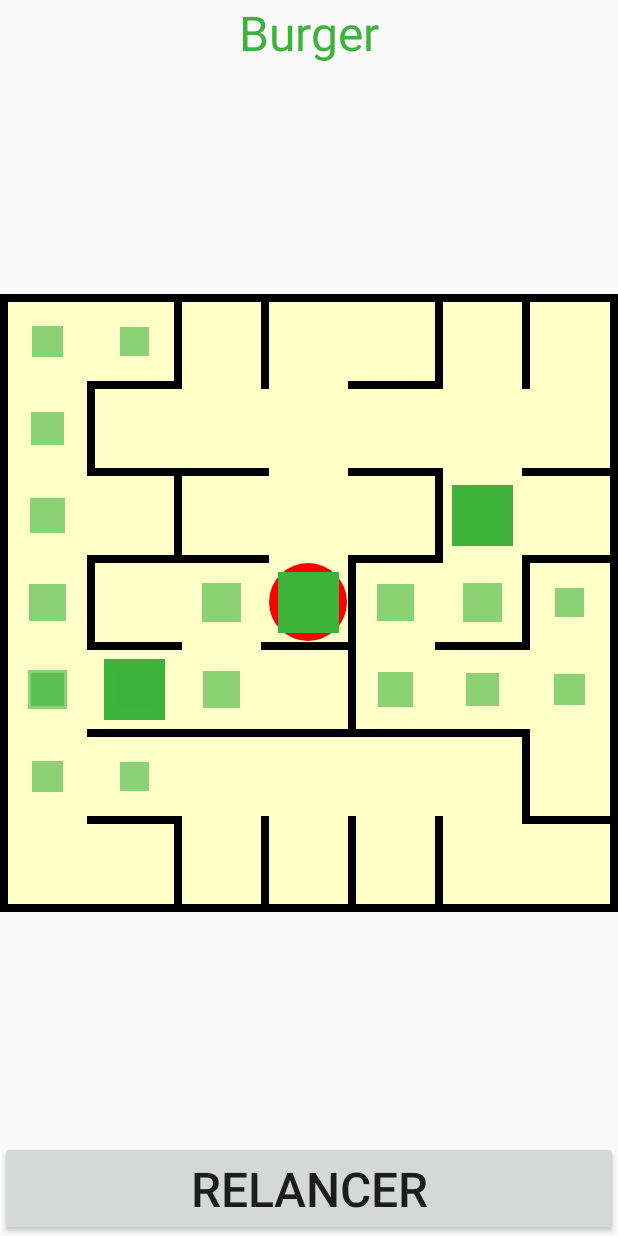
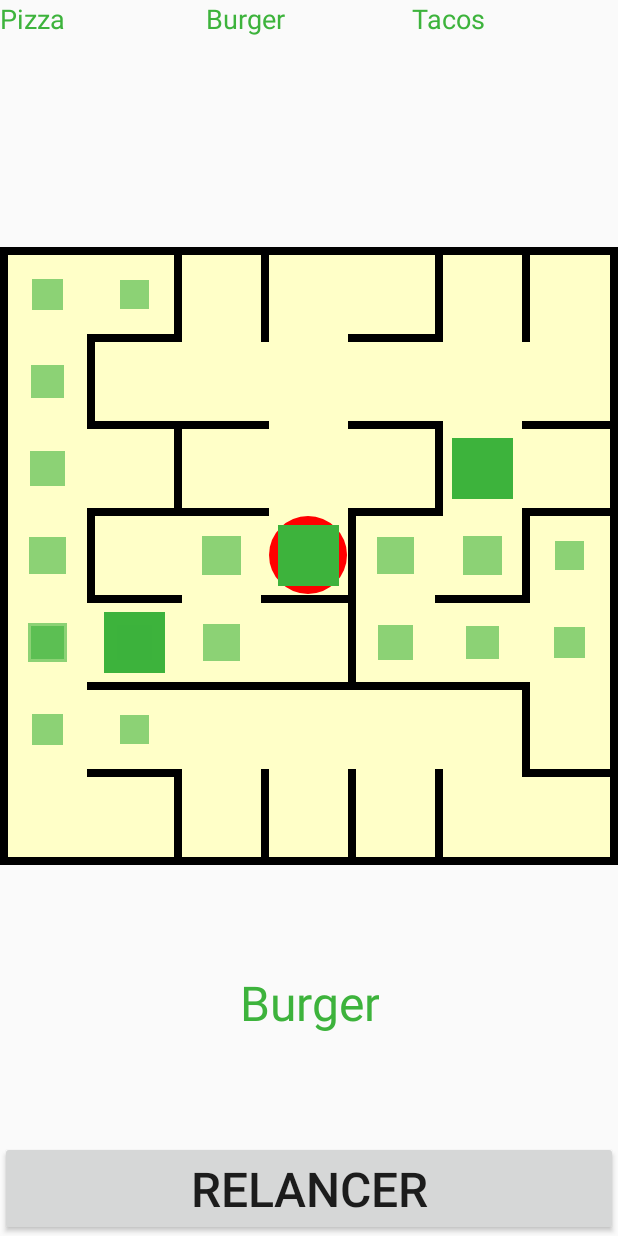
Before and after one commit to Owasana/Aleachoice, an Android app: the screen it shows after launch (ResultActivity), after a tap on "GO !", on a phone screen of 412 x 824 dp. Run offline under Robolectric (Android 15) with nearby library versions, the phone set to English and light mode, and no system bars.

Commit message:
Ajout d'une liste dans result activity

```diff
--- a/app/src/main/AndroidManifest.xml
+++ b/app/src/main/AndroidManifest.xml
@@ -9,8 +9,8 @@
         android:roundIcon="@mipmap/ic_launcher_round"
         android:supportsRtl="true"
         android:theme="@style/AppTheme">
-        <activity android:name=".ResultActivity"></activity>
-        <activity android:name=".MainActivity">
+        <activity android:name="view.ResultActivity"></activity>
+        <activity android:name="view.MainActivity">
             <intent-filter>
                 <action android:name="android.intent.action.MAIN" />
 
--- a/app/src/main/java/com/example/aleachoice/ResultActivity.java
+++ b/app/src/main/java/view/ResultActivity.java
@@ -1,6 +1,8 @@
-package com.example.aleachoice;
+package view;
 
 import androidx.appcompat.app.AppCompatActivity;
+import androidx.recyclerview.widget.LinearLayoutManager;
+import androidx.recyclerview.widget.RecyclerView;
 
 import android.animation.ValueAnimator;
 import android.content.Intent;
@@ -9,6 +11,8 @@ import android.view.View;
 import android.view.animation.LinearInterpolator;
 import android.widget.Button;
 import android.widget.TextView;
+
+import com.example.aleachoice.R;
 
 import java.util.ArrayList;
 import java.util.Comparator;
@@ -57,6 +61,10 @@ public class ResultActivity extends AppCompatActivity {
                 generateAndSolve(mazeSize);
             }
         });
+
+        RecyclerView recyclerView = findViewById(R.id.element_list);
+
+        recyclerView.setAdapter(new ResultItemAdapter(collection));
 
         generateAndSolve(mazeSize);
     }
--- /dev/null
+++ b/app/src/main/java/view/ResultItemAdapter.java
@@ -0,0 +1,25 @@
+package view;
+
+import android.view.LayoutInflater;
+import android.view.View;
+import android.view.ViewGroup;
+
+import com.example.aleachoice.R;
+
+import model.Collection;
+
+public class ResultItemAdapter extends BasicItemAdapter {
+
+    public ResultItemAdapter(Collection collection){
+        super(collection);
+    }
+
+    @Override
+    public ViewHolder onCreateViewHolder(ViewGroup parent, int viewType) {
+        View itemView = LayoutInflater.from(parent.getContext())
+                .inflate(R.layout.result_row_layout, parent, false);
+
+        return new ViewHolder(itemView);
+    }
+
+}
--- a/app/src/main/res/layout/activity_main.xml
+++ b/app/src/main/res/layout/activity_main.xml
@@ -5,7 +5,7 @@
     android:layout_width="match_parent"
     android:layout_height="match_parent"
     android:orientation="vertical"
-    tools:context=".MainActivity">
+    tools:context="view.MainActivity">
 
     <LinearLayout
         android:layout_width="match_parent"
--- a/app/src/main/res/layout/activity_result.xml
+++ b/app/src/main/res/layout/activity_result.xml
@@ -4,36 +4,35 @@
     xmlns:tools="http://schemas.android.com/tools"
     android:layout_width="match_parent"
     android:layout_height="match_parent"
-    tools:context=".ResultActivity">
+    tools:context="view.ResultActivity">
 
     <LinearLayout
         android:layout_width="match_parent"
         android:layout_height="match_parent"
         android:orientation="vertical">
 
-        <TextView
-            android:id="@+id/result"
-            android:layout_width="wrap_content"
-            android:layout_height="wrap_content"
-            android:layout_gravity="center"
-            android:text="TextView"
-            android:textSize="32sp" />
 
-
-        <Space
+        <androidx.recyclerview.widget.RecyclerView
+            android:id="@+id/element_list"
             android:layout_width="match_parent"
             android:layout_height="wrap_content"
-            android:layout_weight="1" />
+            android:layout_weight="1"
+            app:layoutManager="androidx.recyclerview.widget.GridLayoutManager"
+            app:spanCount="3" />
 
         <view.MazeView
             android:id="@+id/canvas"
             android:layout_width="wrap_content"
             android:layout_height="wrap_content" />
 
-        <Space
-            android:layout_width="match_parent"
-            android:layout_height="0dp"
-            android:layout_weight="1" />
+        <TextView
+            android:id="@+id/result"
+            android:layout_width="wrap_content"
+            android:layout_height="wrap_content"
+            android:layout_gravity="center"
+            android:layout_weight="1"
+            android:gravity="center"
+            android:textSize="32sp" />
 
         <Button
             android:id="@+id/restart_button"
--- a/app/src/main/res/layout/fragment_delete_item.xml
+++ b/app/src/main/res/layout/fragment_delete_item.xml
@@ -35,6 +35,13 @@
 
         </LinearLayout>
 
+        <TextView
+            android:id="@+id/consigne"
+            android:layout_width="wrap_content"
+            android:layout_height="wrap_content"
+            android:text="@string/consigne"
+            android:textColor="#F8960404" />
+
         <androidx.recyclerview.widget.RecyclerView
             android:id="@+id/item_list"
             android:layout_width="match_parent"
--- /dev/null
+++ b/app/src/main/res/layout/result_row_layout.xml
@@ -0,0 +1,12 @@
+<?xml version="1.0" encoding="utf-8"?>
+<RelativeLayout xmlns:android="http://schemas.android.com/apk/res/android"
+    android:layout_width="wrap_content"
+    android:layout_height="wrap_content"
+    android:orientation="vertical">
+
+    <TextView
+        android:id="@+id/item_name"
+        android:layout_width="wrap_content"
+        android:layout_height="wrap_content"
+        android:textSize="18sp" />
+</RelativeLayout>
--- a/app/src/main/res/values/strings.xml
+++ b/app/src/main/res/values/strings.xml
@@ -7,4 +7,5 @@
 
     <!-- TODO: Remove or change this placeholder text -->
     <string name="hello_blank_fragment">Hello blank fragment</string>
+    <string name="consigne">Toucher les éléments à supprimer puis valider</string>
 </resources>
```
Also changed, not shown: app/src/main/java/view/MainActivity.java (renamed from app/src/main/java/com/example/aleachoice/MainActivity.java, +3 -7 lines).
